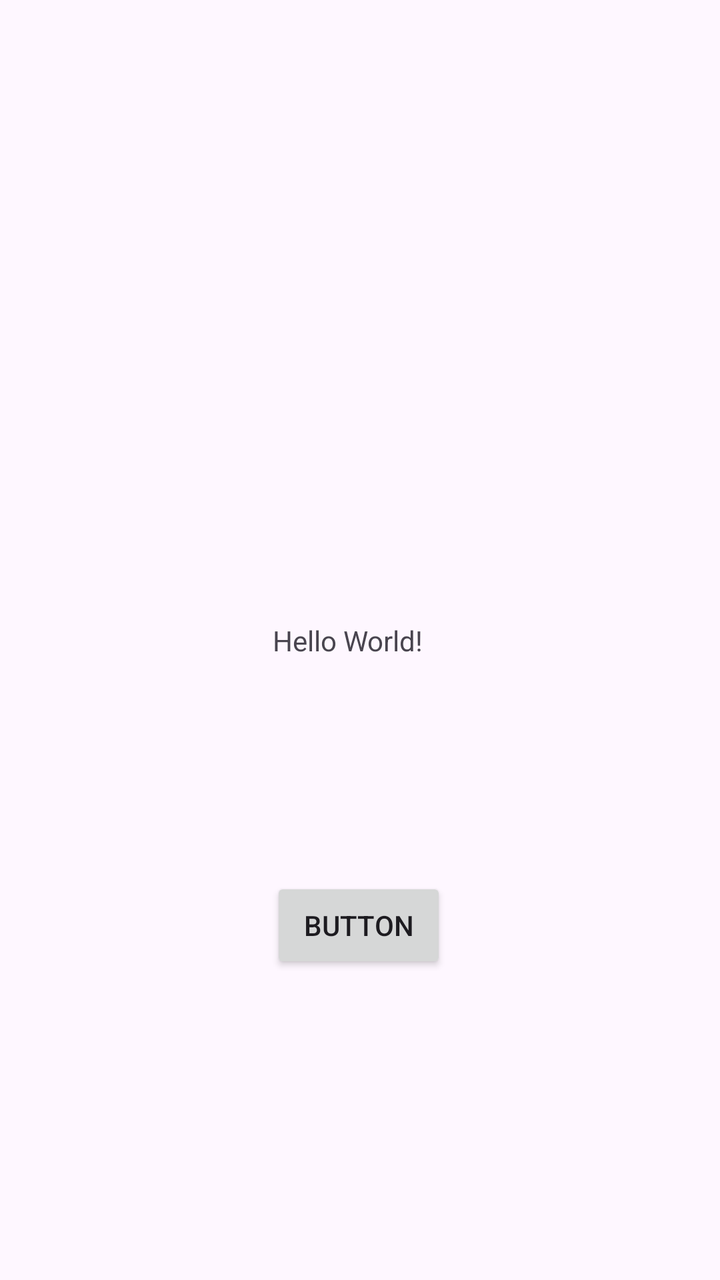
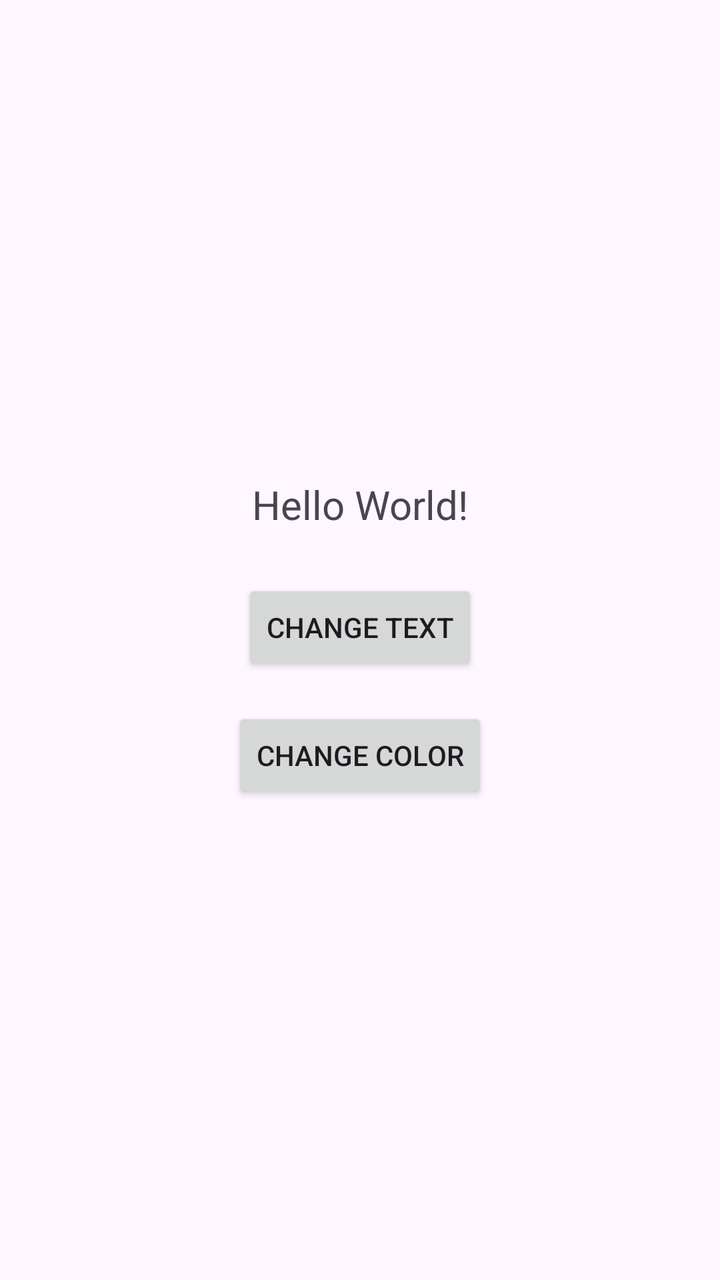

Before-and-after screenshots of an Android layout around one commit, followed by the original layout XML and the change that was made.
<!-- AndroidManifest.xml: application theme Theme.Assignmentwork -->
<!-- res/layout/activity_main.xml -->
<?xml version="1.0" encoding="utf-8"?>
<androidx.constraintlayout.widget.ConstraintLayout xmlns:android="http://schemas.android.com/apk/res/android"
    xmlns:app="http://schemas.android.com/apk/res-auto"
    xmlns:tools="http://schemas.android.com/tools"
    android:id="@+id/main"
    android:layout_width="match_parent"
    android:layout_height="match_parent"
    tools:context=".MainActivity">

    <TextView
        android:id="@+id/tvMain"
        android:layout_width="wrap_content"
        android:layout_height="wrap_content"
        android:text="Hello World!"
        app:layout_constraintBottom_toBottomOf="parent"
        app:layout_constraintEnd_toEndOf="parent"
        app:layout_constraintHorizontal_bias="0.479"
        app:layout_constraintStart_toStartOf="parent"
        app:layout_constraintTop_toTopOf="parent" />

    <Button
        android:id="@+id/btnChageText"
        android:layout_width="wrap_content"
        android:layout_height="wrap_content"
        android:onClick="onClick"
        android:text="Button"
        app:layout_constraintBottom_toBottomOf="parent"
        app:layout_constraintEnd_toEndOf="parent"
        app:layout_constraintHorizontal_bias="0.498"
        app:layout_constraintStart_toStartOf="parent"
        app:layout_constraintTop_toBottomOf="@+id/tvMain"
        app:layout_constraintVertical_bias="0.415" />

</androidx.constraintlayout.widget.ConstraintLayout>
<!-- resources referenced by this layout -->
<resources>
  <style name="Theme.Assignmentwork" parent="Base.Theme.Assignmentwork" />
  <style name="Base.Theme.Assignmentwork" parent="Theme.Material3.DayNight.NoActionBar">
          
          
      </style>
</resources>

<!-- the commit's change to res/layout/activity_main.xml (unified diff, before → after) -->
@@ -12,23 +12,35 @@
         android:layout_width="wrap_content"
         android:layout_height="wrap_content"
         android:text="Hello World!"
+        android:textSize="20sp"
+        app:layout_constraintBottom_toTopOf="@+id/btnChangeText"
+        app:layout_constraintEnd_toEndOf="parent"
+        app:layout_constraintStart_toStartOf="parent"
+        app:layout_constraintTop_toTopOf="parent"
+        app:layout_constraintVertical_chainStyle="packed" />
+
+    <Button
+        android:id="@+id/btnChangeText"
+        android:layout_width="wrap_content"
+        android:layout_height="wrap_content"
+        android:layout_marginTop="24dp"
+        android:onClick="onClick"
+        android:text="@string/change_text"
+        app:layout_constraintBottom_toTopOf="@+id/btnChangeColor"
+        app:layout_constraintEnd_toEndOf="parent"
+        app:layout_constraintStart_toStartOf="parent"
+        app:layout_constraintTop_toBottomOf="@+id/tvMain" />
+
+    <Button
+        android:id="@+id/btnChangeColor"
+        android:layout_width="wrap_content"
+        android:layout_height="wrap_content"
+        android:layout_marginTop="16dp"
+        android:onClick="onChangeColor"
+        android:text="@string/change_color"
         app:layout_constraintBottom_toBottomOf="parent"
         app:layout_constraintEnd_toEndOf="parent"
-        app:layout_constraintHorizontal_bias="0.479"
         app:layout_constraintStart_toStartOf="parent"
-        app:layout_constraintTop_toTopOf="parent" />
-
-    <Button
-        android:id="@+id/btnChageText"
-        android:layout_width="wrap_content"
-        android:layout_height="wrap_content"
-        android:onClick="onClick"
-        android:text="Button"
-        app:layout_constraintBottom_toBottomOf="parent"
-        app:layout_constraintEnd_toEndOf="parent"
-        app:layout_constraintHorizontal_bias="0.498"
-        app:layout_constraintStart_toStartOf="parent"
-        app:layout_constraintTop_toBottomOf="@+id/tvMain"
-        app:layout_constraintVertical_bias="0.415" />
+        app:layout_constraintTop_toBottomOf="@+id/btnChangeText" />
 
 </androidx.constraintlayout.widget.ConstraintLayout>
<!-- resource entries referenced after the edit -->
@@ -1,5 +1,7 @@
 <!-- resources referenced by this layout -->
 <resources>
+  <string name="change_color">Change Color</string>
+  <string name="change_text">Change Text</string>
   <style name="Theme.Assignmentwork" parent="Base.Theme.Assignmentwork" />
   <style name="Base.Theme.Assignmentwork" parent="Theme.Material3.DayNight.NoActionBar">
           
